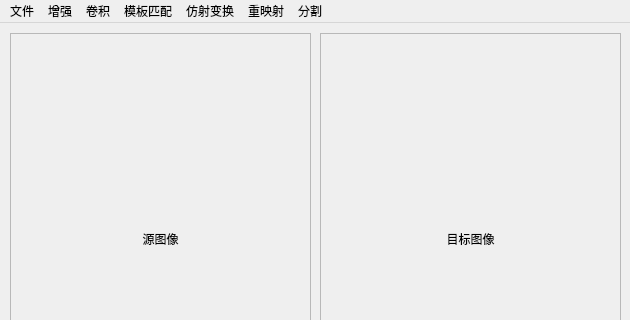
Above: mainwindow.ui from ShawnZhang31/Mac-OpenCV-QT5.6 before the change; both pictures show x 0 to 630 and y 0 to 320 of the 630 by 514 pixel window. Below: the same form after it.
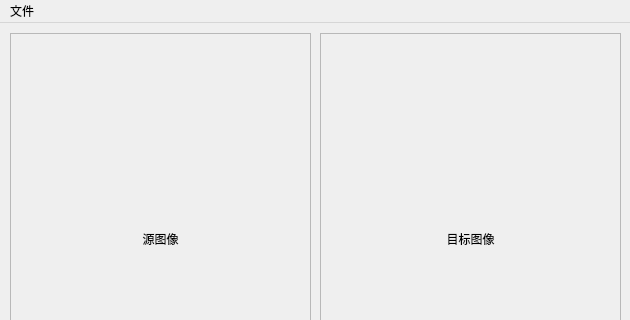
That is the form after the change.

Patch:
```diff
--- a/mainwindow.ui
+++ b/mainwindow.ui
@@ -94,7 +94,7 @@
      <height>22</height>
     </rect>
    </property>
-   <widget class="QMenu" name="menu">
+   <widget class="QMenu" name="File">
     <property name="title">
      <string>文件</string>
     </property>
@@ -103,78 +103,7 @@
     <addaction name="actionClear"/>
     <addaction name="actionExit"/>
    </widget>
-   <widget class="QMenu" name="menu_2">
-    <property name="title">
-     <string>增强</string>
-    </property>
-    <addaction name="actionHistEqualize"/>
-    <addaction name="actionContrast"/>
-    <addaction name="actionLight"/>
-    <addaction name="actionContrastAndLight"/>
-   </widget>
-   <widget class="QMenu" name="menu_3">
-    <property name="title">
-     <string>卷积</string>
-    </property>
-    <addaction name="action_filter2D1"/>
-    <addaction name="action_filter2D2"/>
-    <addaction name="action_filter2D3"/>
-    <addaction name="action_filter2D4"/>
-    <addaction name="action_filter2D5"/>
-    <addaction name="action_filter2D6"/>
-   </widget>
-   <widget class="QMenu" name="menu_4">
-    <property name="title">
-     <string>模板匹配</string>
-    </property>
-    <addaction name="actionTM_SQDIFF"/>
-    <addaction name="actionTM_SQDIFF_NORMED"/>
-    <addaction name="actionTM_CCORR"/>
-    <addaction name="actionTM_CCORR_NORMED"/>
-    <addaction name="actionTM_CCOFF"/>
-    <addaction name="actionTM_CCOEFF_NORMED"/>
-   </widget>
-   <widget class="QMenu" name="menu_5">
-    <property name="title">
-     <string>仿射变换</string>
-    </property>
-    <addaction name="actionWrapAffine"/>
-    <addaction name="actionRotateWrapAffine"/>
-   </widget>
-   <widget class="QMenu" name="menu_6">
-    <property name="title">
-     <string>重映射</string>
-    </property>
-    <addaction name="actionRemapCopy"/>
-    <addaction name="actionRemapX"/>
-    <addaction name="actionRemapY"/>
-    <addaction name="actionRemapSmall"/>
-    <addaction name="actionRemapRotate"/>
-    <addaction name="actionRemapDiagontal"/>
-   </widget>
-   <widget class="QMenu" name="menu_7">
-    <property name="title">
-     <string>分割</string>
-    </property>
-    <widget class="QMenu" name="menuThreshold">
-     <property name="title">
-      <string>threshold</string>
-     </property>
-     <addaction name="actionTHRESH_BINARY"/>
-     <addaction name="actionTHRESH_BINARY_INV"/>
-     <addaction name="actionTHRESH_TRUNC"/>
-     <addaction name="actionTHRESH_TOZERO"/>
-     <addaction name="actionTHRESH_TOZERO_INV"/>
-    </widget>
-    <addaction name="menuThreshold"/>
-   </widget>
-   <addaction name="menu"/>
-   <addaction name="menu_2"/>
-   <addaction name="menu_3"/>
-   <addaction name="menu_4"/>
-   <addaction name="menu_5"/>
-   <addaction name="menu_6"/>
-   <addaction name="menu_7"/>
+   <addaction name="File"/>
   </widget>
   <widget class="QStatusBar" name="statusBar"/>
   <action name="action_Open_TestImage">
```
Left out of the diff: 145 changed lines with no effect on the pictures.
